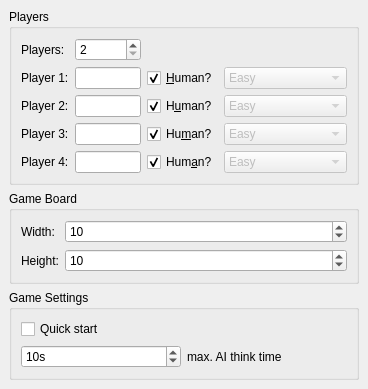
Before: the Qt Designer form src/newgamewidget.ui in ofenrohr/ksquares, drawn with Qt 5.
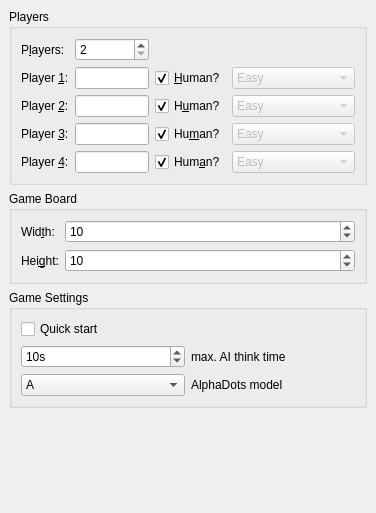
After: the same form once the commit is applied.

Commit message: dynamic model selection

What changed in the file:
```diff
--- a/src/newgamewidget.ui
+++ b/src/newgamewidget.ui
@@ -6,8 +6,8 @@
    <rect>
     <x>0</x>
     <y>0</y>
-    <width>368</width>
-    <height>375</height>
+    <width>376</width>
+    <height>513</height>
    </rect>
   </property>
   <property name="windowTitle">
@@ -41,7 +41,7 @@
 &lt;p style=&quot; margin-top:0px; margin-bottom:0px; margin-left:0px; margin-right:0px; -qt-block-indent:0; text-indent:0px;&quot;&gt;How many players will be in the game&lt;/p&gt;&lt;/body&gt;&lt;/html&gt;</string>
         </property>
         <property name="text">
-         <string>Players:</string>
+         <string>P&amp;layers:</string>
         </property>
         <property name="buddy">
          <cstring>spinNumOfPlayers</cstring>
@@ -86,7 +86,7 @@
          <string>The name of the first player</string>
         </property>
         <property name="text">
-         <string>Player 1:</string>
+         <string>Player &amp;1:</string>
         </property>
         <property name="buddy">
          <cstring>playerOneName</cstring>
@@ -204,7 +204,7 @@
          <string>The name of the second player</string>
         </property>
         <property name="text">
-         <string>Player 2:</string>
+         <string>Player &amp;2:</string>
         </property>
         <property name="buddy">
          <cstring>playerTwoName</cstring>
@@ -319,7 +319,7 @@
          <string>The name of the third player</string>
         </property>
         <property name="text">
-         <string>Player 3:</string>
+         <string>Player &amp;3:</string>
         </property>
         <property name="buddy">
          <cstring>playerThreeName</cstring>
@@ -434,7 +434,7 @@
          <string>The name of the fourth player</string>
         </property>
         <property name="text">
-         <string>Player 4:</string>
+         <string>Player &amp;4:</string>
         </property>
         <property name="buddy">
          <cstring>playerFourName</cstring>
@@ -567,7 +567,7 @@
          <string>The number of squares the area is wide</string>
         </property>
         <property name="text">
-         <string>Width:</string>
+         <string>Wid&amp;th:</string>
         </property>
         <property name="buddy">
          <cstring>spinWidth</cstring>
@@ -599,7 +599,7 @@
          <string>The number of squares the area is high</string>
         </property>
         <property name="text">
-         <string>Height:</string>
+         <string>Hei&amp;ght:</string>
         </property>
         <property name="buddy">
          <cstring>spinHeight</cstring>
@@ -676,6 +676,27 @@
         </property>
        </widget>
       </item>
+      <item row="2" column="0">
+       <widget class="QComboBox" name="aiModel">
+        <item>
+         <property name="text">
+          <string>A</string>
+         </property>
+        </item>
+        <item>
+         <property name="text">
+          <string>B</string>
+         </property>
+        </item>
+       </widget>
+      </item>
+      <item row="2" column="1">
+       <widget class="QLabel" name="label">
+        <property name="text">
+         <string>AlphaDots model</string>
+        </property>
+       </widget>
+      </item>
      </layout>
     </widget>
    </item>
```
Left out of the diff: 41 changed lines with no effect on the pictures. The commit also changes 12 other files.
